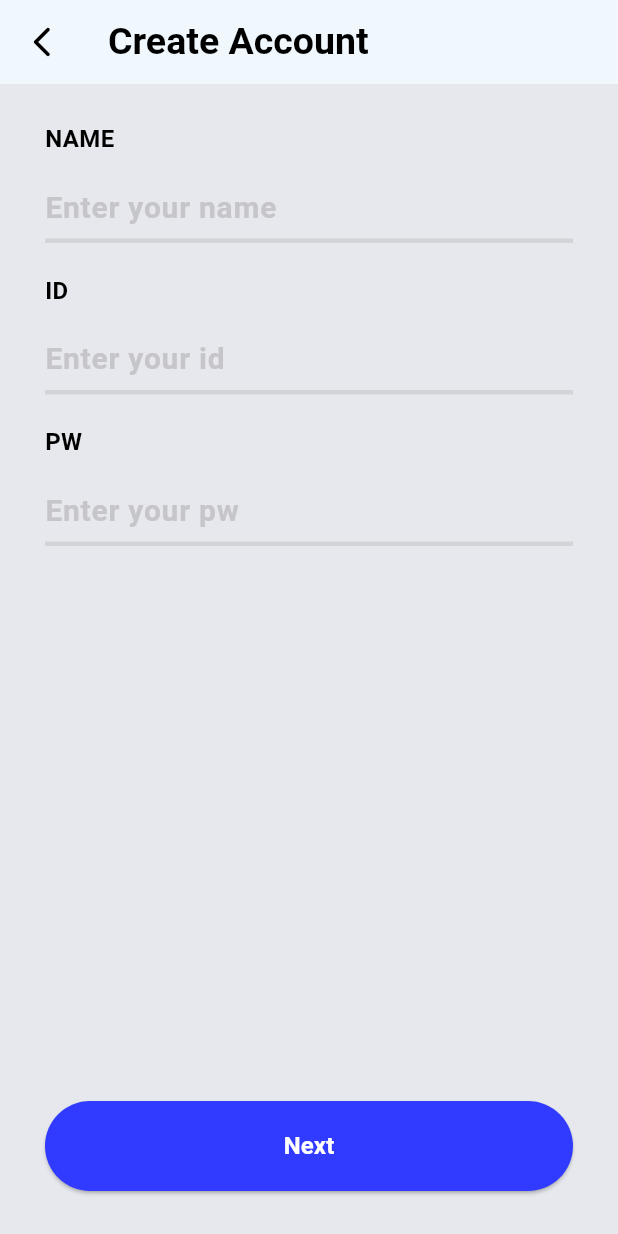
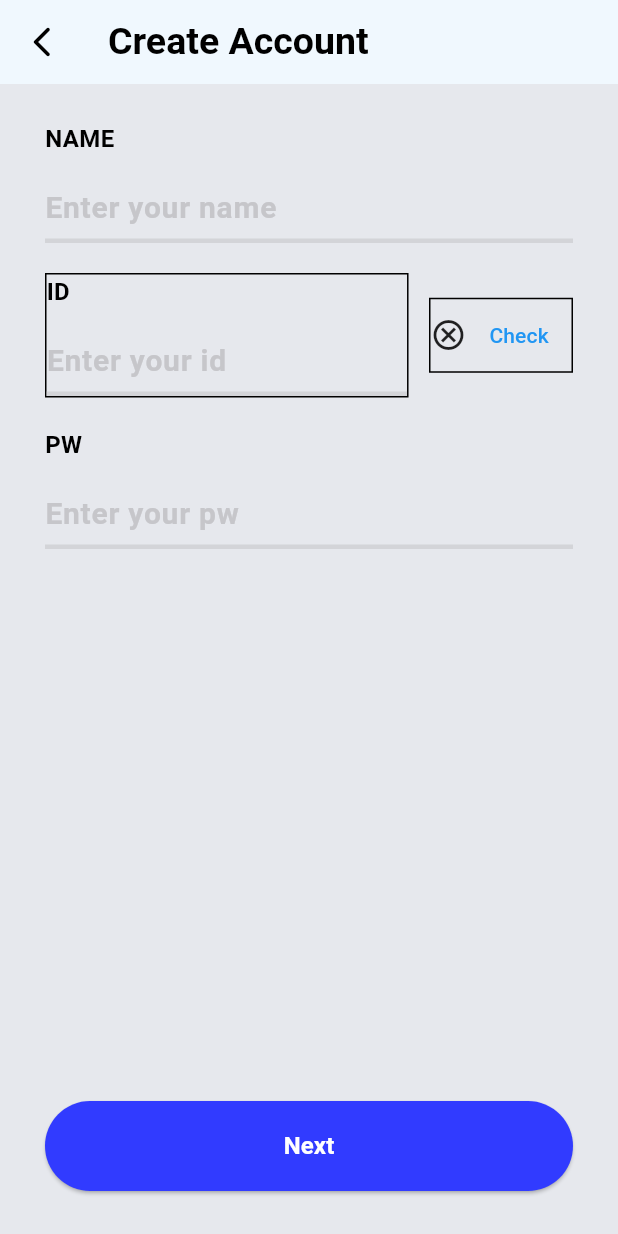
Before and after one commit to jinscodes/my_routine_app, a Flutter app: the SignupScreen screen opened directly, on a phone screen of 412 x 824 dp. Run offline on Flutter 3.47's test engine with Material 3 defaults, Android fonts, the phone set to English and light mode, and no system bars; our stand-ins replace carousel_slider, dio, flutter_dotenv, loading_animation_widget, shared_preferences; accounts and stored records are empty.

Commit message:
Double check login

```diff
--- a/lib/screens/signup_screen.dart
+++ b/lib/screens/signup_screen.dart
@@ -23,6 +23,7 @@ class _SignupScreenState extends State<SignupScreen> {
   bool isText = false;
   bool isError = false;
   bool isLoad = false;
+  bool isIdDoubleChecked = false;
 
   _signupValidation() async {
     try {
@@ -59,8 +60,12 @@ class _SignupScreenState extends State<SignupScreen> {
     try {
       Response res =
           await GetApi(apiUrl: "/id/exists/${idController.text}").getData();
-      Map<String, dynamic> isDuplicated = res.data;
-      print("signup: $isDuplicated");
+
+      if (res.data["isAvailable"] == true) {
+        setState(() {
+          isIdDoubleChecked = true;
+        });
+      }
     } catch (e) {
       print("Err_signup: $e");
 
@@ -126,11 +131,51 @@ class _SignupScreenState extends State<SignupScreen> {
                         const SizedBox(
                           height: 20,
                         ),
-                        LoginTextField(
-                          controller: idController,
-                          title: "ID",
-                          isError: isError,
-                          type: "id",
+                        Row(
+                          mainAxisAlignment: MainAxisAlignment.spaceBetween,
+                          children: [
+                            Container(
+                              width: MediaQuery.of(context).size.width / 1.7,
+                              decoration: BoxDecoration(
+                                border: Border.all(
+                                  width: 1,
+                                ),
+                              ),
+                              child: LoginTextField(
+                                controller: idController,
+                                title: "ID",
+                                isError: isError,
+                                type: "id doublecheck",
+                              ),
+                            ),
+                            Container(
+                              decoration: BoxDecoration(
+                                border: Border.all(
+                                  width: 1,
+                                ),
+                              ),
+                              child: Row(
+                                children: [
+                                  isIdDoubleChecked
+                                      ? const Icon(
+                                          Icons.check_circle_outline_outlined,
+                                        )
+                                      : const Icon(
+                                          Icons.cancel_outlined,
+                                        ),
+                                  SizedBox(
+                                    width: 70,
+                                    child: TextButton(
+                                      onPressed: () {
+                                        idDoubleCheck();
+                                      },
+                                      child: const Text("Check"),
+                                    ),
+                                  ),
+                                ],
+                              ),
+                            ),
+                          ],
                         ),
                         const SizedBox(
                           height: 20,
```
Also changed, not shown: 13 other files.
